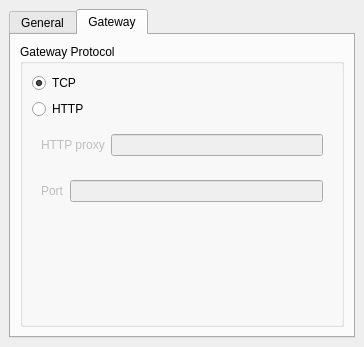
Old version of the form src/gui/dock_widgets/options.ui in the repository marcbowes/mxitc.
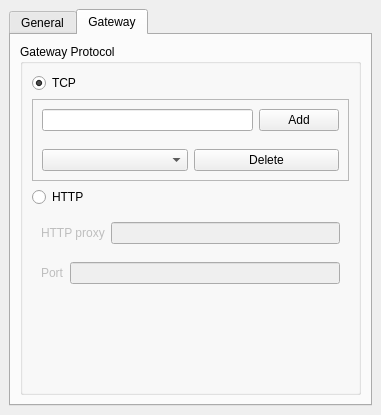
New version of the form.

Commit message: options now actually change gateways (no specifics yet, just the defaults when you click the radio button)

What changed in the file:
```diff
--- a/src/gui/dock_widgets/options.ui
+++ b/src/gui/dock_widgets/options.ui
@@ -6,8 +6,8 @@
    <rect>
     <x>0</x>
     <y>0</y>
-    <width>364</width>
-    <height>347</height>
+    <width>381</width>
+    <height>415</height>
    </rect>
   </property>
   <property name="windowTitle">
@@ -77,6 +77,68 @@
              </property>
             </widget>
            </item>
+           <item>
+            <widget class="QFrame" name="frame">
+             <property name="frameShape">
+              <enum>QFrame::StyledPanel</enum>
+             </property>
+             <property name="frameShadow">
+              <enum>QFrame::Raised</enum>
+             </property>
+             <layout class="QVBoxLayout" name="verticalLayout_5">
+              <property name="spacing">
+               <number>0</number>
+              </property>
+              <property name="margin">
+               <number>0</number>
+              </property>
+              <item>
+               <widget class="QWidget" name="widget" native="true">
+                <layout class="QHBoxLayout" name="horizontalLayout_5">
+                 <item>
+                  <widget class="QLineEdit" name="lineEdit_2"/>
+                 </item>
+                 <item>
+                  <widget class="QPushButton" name="pushButton">
+                   <property name="sizePolicy">
+                    <sizepolicy hsizetype="Minimum" vsizetype="Minimum">
+                     <horstretch>0</horstretch>
+                     <verstretch>0</verstretch>
+                    </sizepolicy>
+                   </property>
+                   <property name="text">
+                    <string>Add</string>
+                   </property>
+                  </widget>
+                 </item>
+                </layout>
+               </widget>
+              </item>
+              <item>
+               <widget class="QWidget" name="widget_2" native="true">
+                <layout class="QHBoxLayout" name="horizontalLayout_6">
+                 <item>
+                  <widget class="QComboBox" name="comboBox"/>
+                 </item>
+                 <item>
+                  <widget class="QPushButton" name="pushButton_2">
+                   <property name="sizePolicy">
+                    <sizepolicy hsizetype="Minimum" vsizetype="Minimum">
+                     <horstretch>0</horstretch>
+                     <verstretch>0</verstretch>
+                    </sizepolicy>
+                   </property>
+                   <property name="text">
+                    <string>Delete</string>
+                   </property>
+                  </widget>
+                 </item>
+                </layout>
+               </widget>
+              </item>
+             </layout>
+            </widget>
+           </item>
            <item>
             <widget class="QRadioButton" name="httpRadioButton">
              <property name="text">
@@ -90,6 +152,9 @@
               <bool>false</bool>
              </property>
              <layout class="QVBoxLayout" name="verticalLayout_3">
+              <property name="spacing">
+               <number>0</number>
+              </property>
               <property name="margin">
                <number>0</number>
               </property>
```
Left out of the diff: 3 changed lines with no effect on the pictures. The commit also changes 4 other files.
